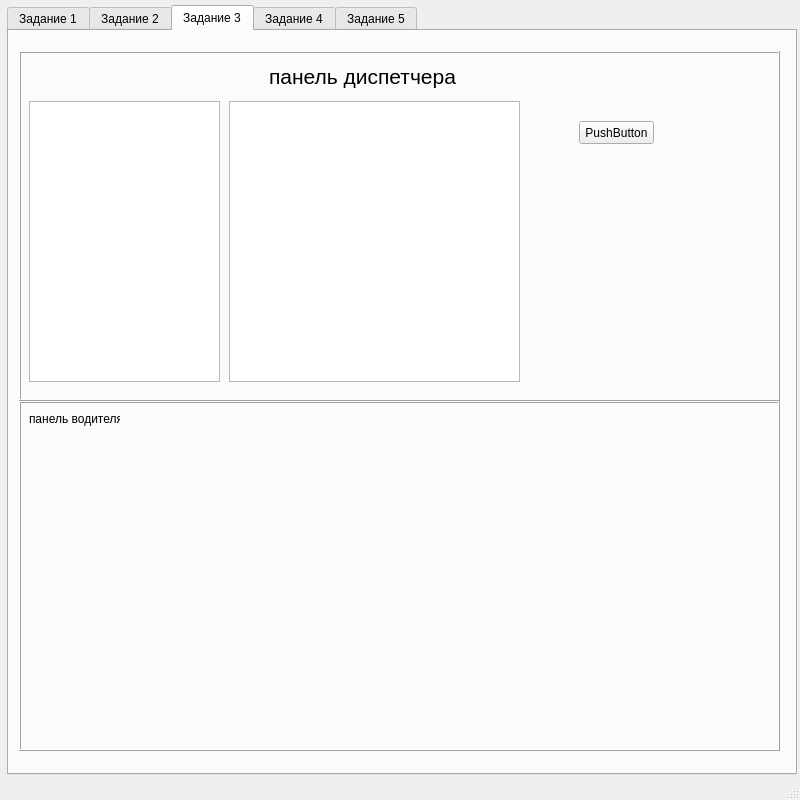
Qt form Lab_6/mainwindow.ui (Artem1008/Labs) before a commit.
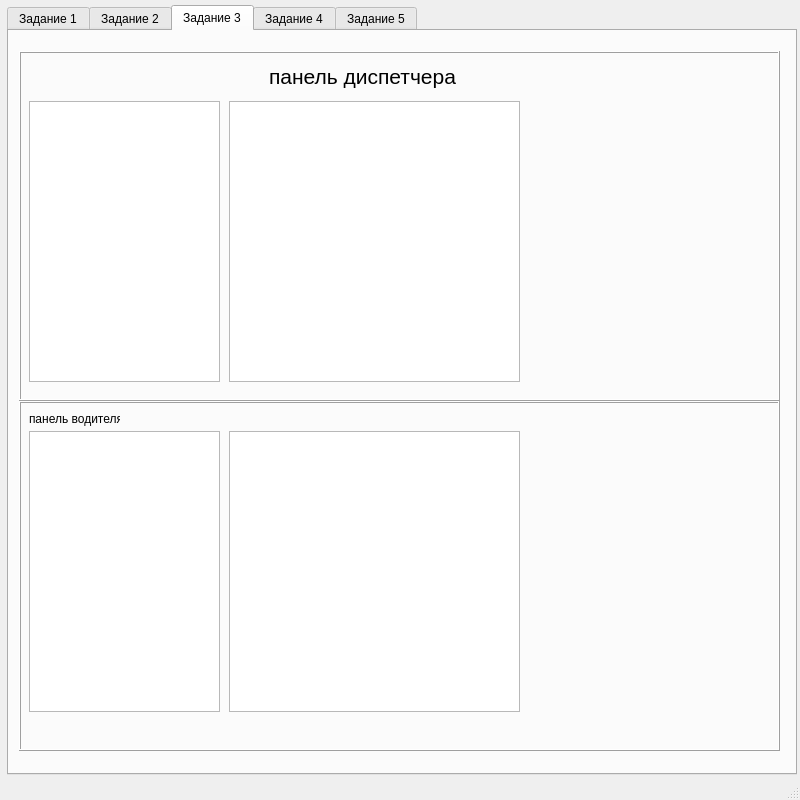
The same form after that commit.

```diff
--- a/Lab_6/mainwindow.ui
+++ b/Lab_6/mainwindow.ui
@@ -306,19 +306,6 @@
         </rect>
        </property>
       </widget>
-      <widget class="QPushButton" name="pushButton_5">
-       <property name="geometry">
-        <rect>
-         <x>560</x>
-         <y>70</y>
-         <width>75</width>
-         <height>23</height>
-        </rect>
-       </property>
-       <property name="text">
-        <string>PushButton</string>
-       </property>
-      </widget>
      </widget>
      <widget class="QFrame" name="frame_4">
       <property name="geometry">
@@ -348,6 +335,26 @@
         <string>панель водителя</string>
        </property>
       </widget>
+      <widget class="QListView" name="listFlight_2">
+       <property name="geometry">
+        <rect>
+         <x>10</x>
+         <y>30</y>
+         <width>191</width>
+         <height>281</height>
+        </rect>
+       </property>
+      </widget>
+      <widget class="QTableView" name="tableFlight_2">
+       <property name="geometry">
+        <rect>
+         <x>210</x>
+         <y>30</y>
+         <width>291</width>
+         <height>281</height>
+        </rect>
+       </property>
+      </widget>
      </widget>
     </widget>
     <widget class="QWidget" name="tab_5">
```
